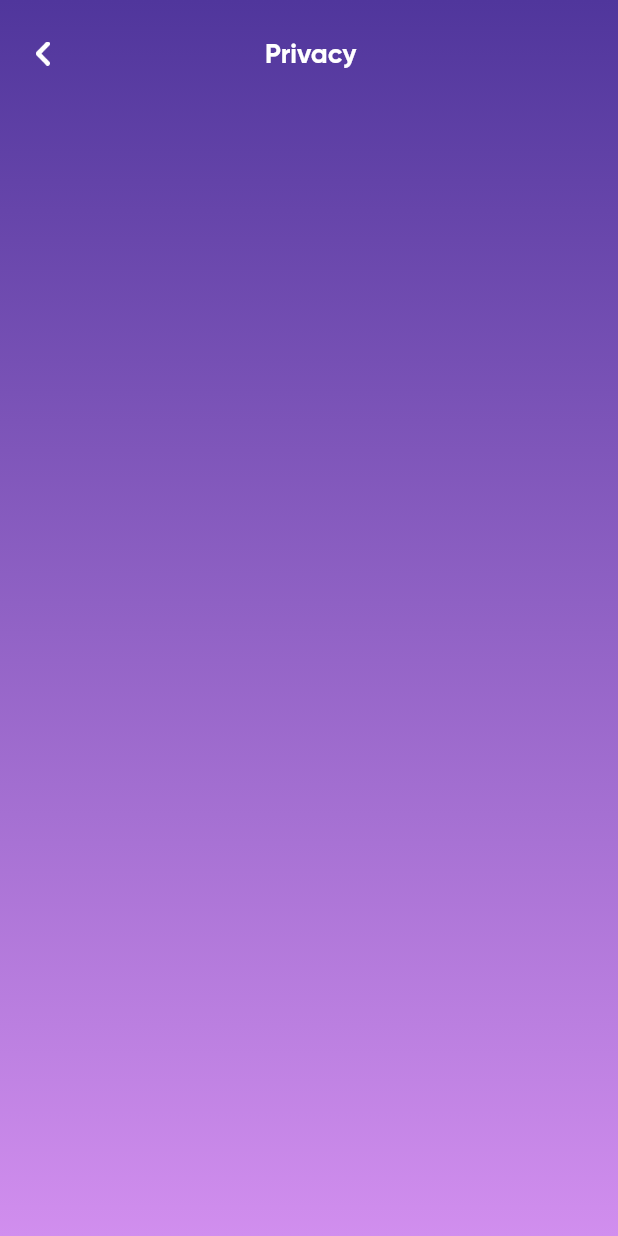
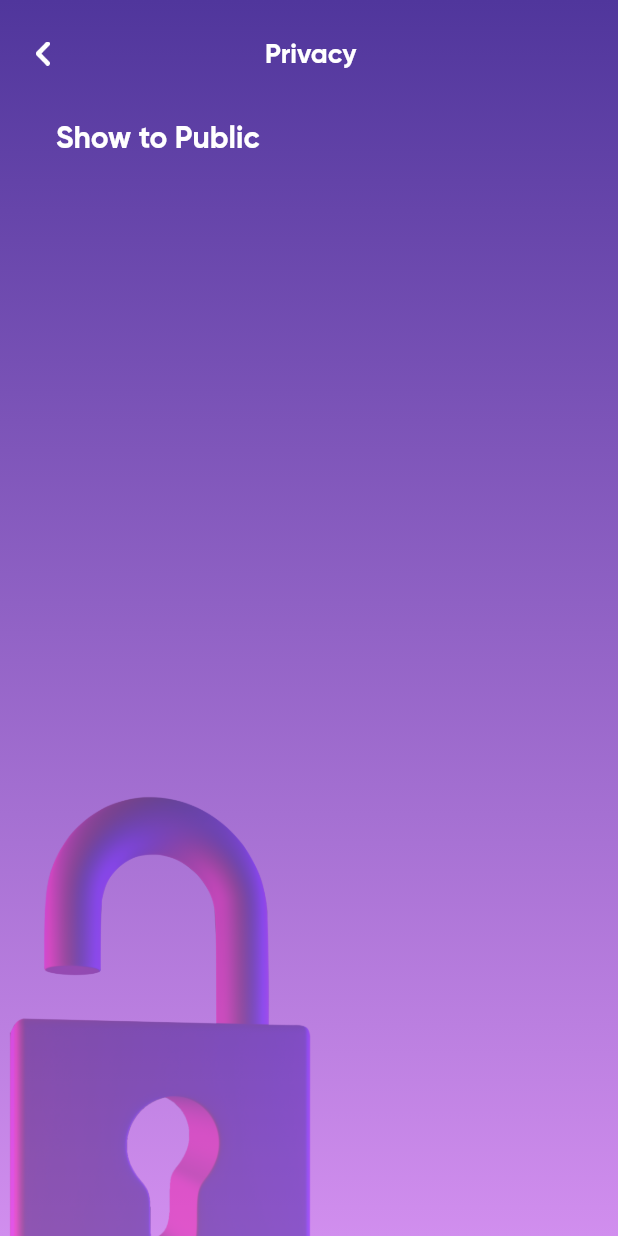
Before and after one commit to NiharDodiya/Rainbow, a Flutter app: the PrivacyScreen screen opened directly, on a phone screen of 412 x 824 dp. Run offline on Flutter 3.47's test engine with Material 2 defaults, Android fonts, the phone set to English and light mode, and no system bars; our stand-ins replace camera, country_picker, dotted_border, dotted_line, file_picker, firebase_auth and 9 more; missing offline and left inert: flutter_facebook_auth, flutter_mentions, flutter_share, photo_manager, story_creator; accounts and stored records are empty.

Commit message:
Merge branch 'milan_development' of D:\live\niharbhai\Rainbow with conflicts.

```diff
--- a/lib/screens/Home/settings/privacy/privacy_screen.dart
+++ b/lib/screens/Home/settings/privacy/privacy_screen.dart
@@ -12,7 +12,8 @@ class PrivacyScreen extends StatelessWidget {
   Widget build(BuildContext context) {
     return Scaffold(
       body: SafeArea(
-        child: Container(
+        child: Stack(children: [
+          Container(
             width: Get.width,
             decoration: const BoxDecoration(
               gradient: LinearGradient(
@@ -23,22 +24,51 @@ class PrivacyScreen extends StatelessWidget {
                 begin: Alignment.topCenter,
                 end: Alignment.bottomCenter,
               ),
+              // image: DecorationImage(image: AssetImage(AssetRes.privacy,))
             ),
             child: Column(
+              crossAxisAlignment: CrossAxisAlignment.start,
               children: [
                 appBar(),
                 Expanded(
                   child: SingleChildScrollView(
                     child: Column(
-                children: [],
+                      children: [
+                        Padding(
+                          padding: EdgeInsets.symmetric(
+                              horizontal: Get.width * 0.09066),
+                          child: Column(
+                            mainAxisAlignment: MainAxisAlignment.start,
+                            crossAxisAlignment: CrossAxisAlignment.start,
+                            children: [
+                              Text(
+                                "Show to Public",
+                                style: gilroyBoldTextStyle(fontSize: 20),
                               ),
-                  ))
+                              SizedBox(height: 24.94,)
+                            ],
+                          ),
+                        )
                       ],
                     ),
                   ),
+                )
+              ],
+            ),
+          ),
+          Positioned(
+              left: -55,
+              bottom: -85,
+              child: Image.asset(
+                AssetRes.privacy,
+                height: 450,
+                width: 450,
+              ))
+        ]),
       ),
     );
   }
+
   Widget appBar() {
     return SizedBox(
       width: Get.width,
--- a/lib/utils/asset_res.dart
+++ b/lib/utils/asset_res.dart
@@ -118,4 +118,7 @@ class AssetRes {
   static const advertisement_3Image = '${advertisers}advertisement_3.png';
 
 
+  ///_______________________________privacy ___________________________________
+  static const privacy='${images}privacy.png';
+
 }
```
Lines whose indentation alone changed are shown as unchanged.
